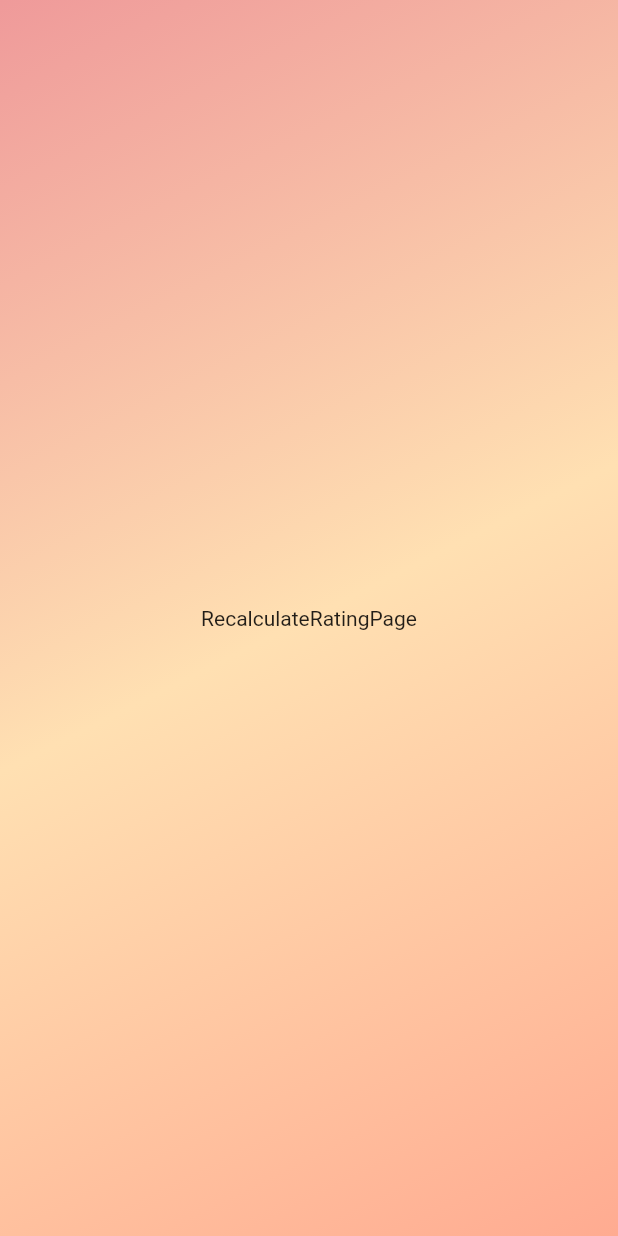
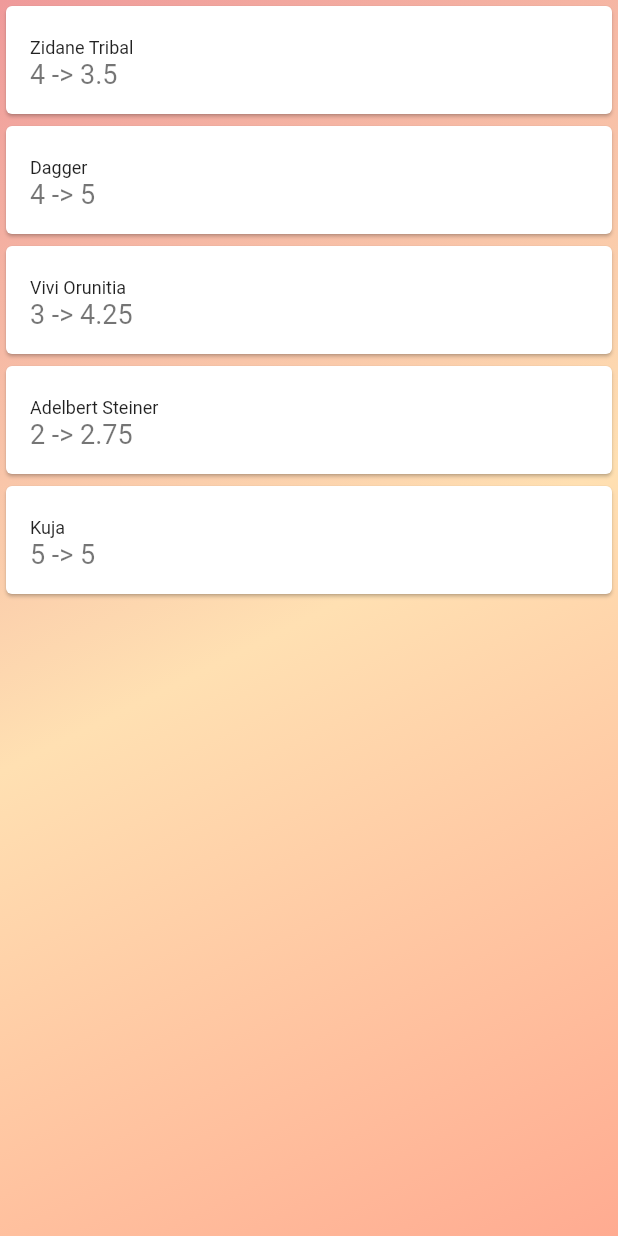
Before and after one commit to linnefromice/flutter_heart_app_02, a Flutter app: the RecalculateRatingPage screen opened directly, on a phone screen of 412 x 824 dp. Run offline on Flutter 3.47's test engine with Material 2 defaults, Android fonts, the phone set to English and light mode, and no system bars; our stand-ins replace cloud_firestore, connectivity, firebase_auth, firebase_core, flutter_hooks, freezed_annotation; missing offline and left inert: clipboard, fab_circular_menu; accounts and stored records are empty; generated files the repository leaves out were written again.

Commit message:
add list (using dummy data)

```diff
--- a/lib/screens/recalculate_rating_page.dart
+++ b/lib/screens/recalculate_rating_page.dart
@@ -1,13 +1,56 @@
 import 'package:flutter/material.dart';
 import 'package:linnefromice/components/wrapper_common_background.dart';
+
+const datas = [
+  {
+    "name": "Zidane Tribal",
+    "rating": 4,
+    "newRating": 3.5,
+  },
+  {
+    "name": "Dagger",
+    "rating": 4,
+    "newRating": 5
+  },
+  {
+    "name": "Vivi Orunitia",
+    "rating": 3,
+    "newRating": 4.25,
+  },
+  {
+    "name": "Adelbert Steiner",
+    "rating": 2,
+    "newRating": 2.75
+  },
+  {
+    "name": "Kuja",
+    "rating": 5,
+    "newRating": 5
+  },
+];
 
 class RecalculateRatingPage extends StatelessWidget {
   @override
   Widget build(BuildContext context) {
     return Scaffold(
       body: WrapperCommonBackground(
-        child: Center(
-          child: Text("RecalculateRatingPage"),
+        child: ListView.builder(
+          itemCount: datas.length,
+          itemBuilder: (context, index) {
+            final data = datas[index];
+            return Card(
+              child: ListTile(
+                title: Text(
+                  data["name"],
+                  style: TextStyle(fontSize: 12.0),
+                ),
+                subtitle: Text(
+                  "${data["rating"]} -> ${data["newRating"]}",
+                  style: TextStyle(fontSize: 18.0),
+                ),
+              ),
+            );
+          },
         ),
       ),
     );
```
